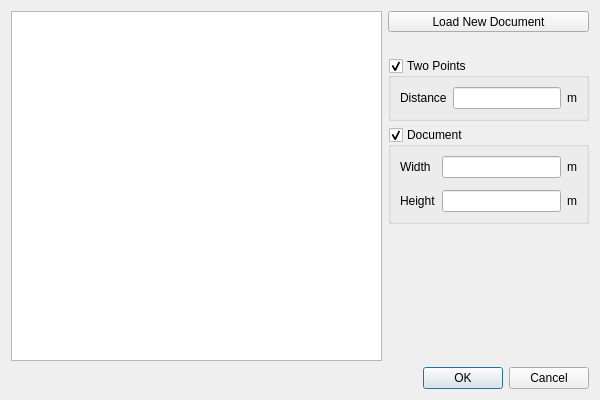
First picture: the form in SIM-VICUS/src/SVImportPDFDialog.ui, repository Brockaaa/SIM-VICUS, before the edit.
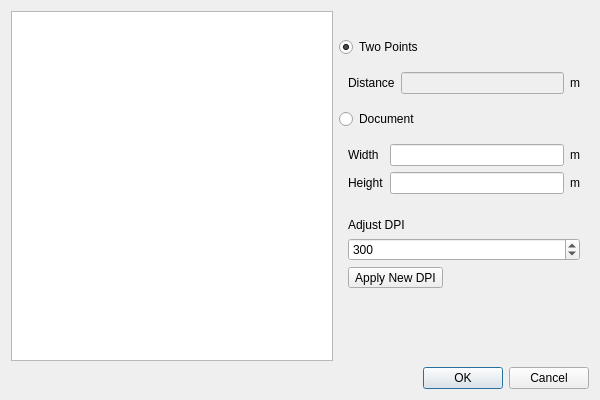
Second picture: the form after the edit. Custom widgets are drawn as their Qt base class.

Commit message: several UI adjustments, can now adjust DPI when loaded with ImageMagick, uses QtExt::BrowseFilenameWidget

Patch:
```diff
--- a/SIM-VICUS/src/SVImportPDFDialog.ui
+++ b/SIM-VICUS/src/SVImportPDFDialog.ui
@@ -33,22 +33,25 @@
       </widget>
      </item>
      <item>
-      <layout class="QVBoxLayout" name="verticalLayoutSidebar" stretch="0,0,0,0,1">
+      <layout class="QVBoxLayout" name="verticalLayoutSidebar" stretch="0,0,0,0,0,0,0,1">
        <item>
-        <widget class="QToolButton" name="toolButtonLoad">
+        <widget class="QtExt::BrowseFilenameWidget" name="widgetBrowseFilename" native="true">
          <property name="maximumSize">
           <size>
-           <width>500</width>
+           <width>16777215</width>
            <height>16777215</height>
           </size>
          </property>
-         <property name="text">
-          <string>Load New Document</string>
-         </property>
         </widget>
        </item>
        <item>
         <widget class="QLabel" name="labelInstructUser">
+         <property name="minimumSize">
+          <size>
+           <width>250</width>
+           <height>0</height>
+          </size>
+         </property>
          <property name="maximumSize">
           <size>
            <width>500</width>
@@ -64,109 +67,145 @@
         </widget>
        </item>
        <item>
-        <widget class="QGroupBox" name="groupBoxTwoPoints">
-         <property name="sizePolicy">
-          <sizepolicy hsizetype="Minimum" vsizetype="Minimum">
-           <horstretch>0</horstretch>
-           <verstretch>0</verstretch>
-          </sizepolicy>
-         </property>
-         <property name="maximumSize">
-          <size>
-           <width>500</width>
-           <height>16777215</height>
-          </size>
-         </property>
-         <property name="title">
+        <widget class="QRadioButton" name="radioButtonTwoPoints">
+         <property name="text">
           <string>Two Points</string>
          </property>
-         <property name="checkable">
+         <property name="checked">
           <bool>true</bool>
          </property>
-         <layout class="QGridLayout" name="gridLayout">
+        </widget>
+       </item>
+       <item>
+        <widget class="QWidget" name="widgetTwoPoints" native="true">
+         <property name="maximumSize">
+          <size>
+           <width>500</width>
+           <height>16777215</height>
+          </size>
+         </property>
+         <layout class="QGridLayout" name="gridLayout_2">
           <item row="0" column="2">
-           <widget class="QLabel" name="labelDistanceUnit">
-            <property name="text">
-             <string>m</string>
+           <widget class="QtExt::ValidatingLineEdit" name="lineEditDistance">
+            <property name="enabled">
+             <bool>false</bool>
             </property>
            </widget>
           </item>
-          <item row="0" column="0">
+          <item row="0" column="1">
            <widget class="QLabel" name="labelDistance">
             <property name="text">
              <string>Distance</string>
             </property>
            </widget>
           </item>
-          <item row="0" column="1">
-           <widget class="QtExt::ValidatingLineEdit" name="lineEditDistance"/>
+          <item row="0" column="3">
+           <widget class="QLabel" name="labelDistanceUnit">
+            <property name="text">
+             <string>m</string>
+            </property>
+           </widget>
           </item>
          </layout>
         </widget>
        </item>
        <item>
-        <widget class="QGroupBox" name="groupBoxDocument">
-         <property name="sizePolicy">
-          <sizepolicy hsizetype="Minimum" vsizetype="Minimum">
-           <horstretch>0</horstretch>
-           <verstretch>0</verstretch>
-          </sizepolicy>
-         </property>
-         <property name="maximumSize">
-          <size>
-           <width>500</width>
-           <height>16777215</height>
-          </size>
-         </property>
-         <property name="title">
+        <widget class="QRadioButton" name="radioButtonDocument">
+         <property name="text">
           <string>Document</string>
          </property>
-         <property name="checkable">
-          <bool>true</bool>
+        </widget>
+       </item>
+       <item>
+        <widget class="QWidget" name="widgetDocument" native="true">
+         <property name="maximumSize">
+          <size>
+           <width>500</width>
+           <height>16777215</height>
+          </size>
          </property>
-         <layout class="QGridLayout" name="gridLayout_3" columnstretch="0,0,0">
-          <property name="verticalSpacing">
-           <number>12</number>
-          </property>
-          <item row="0" column="0">
+         <layout class="QGridLayout" name="gridLayout">
+          <item row="3" column="1">
+           <widget class="QtExt::ValidatingLineEdit" name="lineEditWidth">
+            <property name="enabled">
+             <bool>true</bool>
+            </property>
+            <property name="readOnly">
+             <bool>false</bool>
+            </property>
+           </widget>
+          </item>
+          <item row="4" column="1">
+           <widget class="QtExt::ValidatingLineEdit" name="lineEditHeight">
+            <property name="enabled">
+             <bool>true</bool>
+            </property>
+            <property name="readOnly">
+             <bool>false</bool>
+            </property>
+           </widget>
+          </item>
+          <item row="3" column="3">
+           <widget class="QLabel" name="labelWidthUnit">
+            <property name="text">
+             <string>m</string>
+            </property>
+           </widget>
+          </item>
+          <item row="4" column="3">
+           <widget class="QLabel" name="labelUnitHeight">
+            <property name="text">
+             <string>m</string>
+            </property>
+           </widget>
+          </item>
+          <item row="3" column="0">
            <widget class="QLabel" name="labelWidth">
             <property name="text">
              <string>Width</string>
             </property>
            </widget>
           </item>
-          <item row="0" column="2">
-           <widget class="QLabel" name="labelWidthUnit">
-            <property name="text">
-             <string>m</string>
-            </property>
-           </widget>
-          </item>
-          <item row="0" column="1">
-           <widget class="QtExt::ValidatingLineEdit" name="lineEditWidth">
-            <property name="readOnly">
-             <bool>false</bool>
-            </property>
-           </widget>
-          </item>
-          <item row="1" column="0">
+          <item row="4" column="0">
            <widget class="QLabel" name="labelHeight">
             <property name="text">
              <string>Height</string>
             </property>
            </widget>
           </item>
-          <item row="1" column="2">
-           <widget class="QLabel" name="labelUnitHeight">
+         </layout>
+        </widget>
+       </item>
+       <item>
+        <widget class="QWidget" name="widgetDPIAdjustable" native="true">
+         <layout class="QVBoxLayout" name="verticalLayout_2">
+          <item>
+           <widget class="QLabel" name="labelDPIAdjustable">
             <property name="text">
-             <string>m</string>
+             <string>Adjust DPI</string>
             </property>
            </widget>
           </item>
-          <item row="1" column="1">
-           <widget class="QtExt::ValidatingLineEdit" name="lineEditHeight">
-            <property name="readOnly">
-             <bool>false</bool>
+          <item>
+           <widget class="QSpinBox" name="spinBoxDPI">
+            <property name="minimum">
+             <number>50</number>
+            </property>
+            <property name="maximum">
+             <number>2000</number>
+            </property>
+            <property name="singleStep">
+             <number>50</number>
+            </property>
+            <property name="value">
+             <number>300</number>
+            </property>
+           </widget>
+          </item>
+          <item>
+           <widget class="QToolButton" name="toolButtonApplyDpi">
+            <property name="text">
+             <string>Apply New DPI</string>
             </property>
            </widget>
           </item>
@@ -222,6 +261,12 @@
     <signal>editingFinishedSuccessfully()</signal>
    </slots>
   </customwidget>
+  <customwidget>
+   <class>QtExt::BrowseFilenameWidget</class>
+   <extends>QWidget</extends>
+   <header>QtExt_BrowseFilenameWidget.h</header>
+   <container>1</container>
+  </customwidget>
  </customwidgets>
  <resources/>
  <connections>
```
The commit also changes 4 other files.
